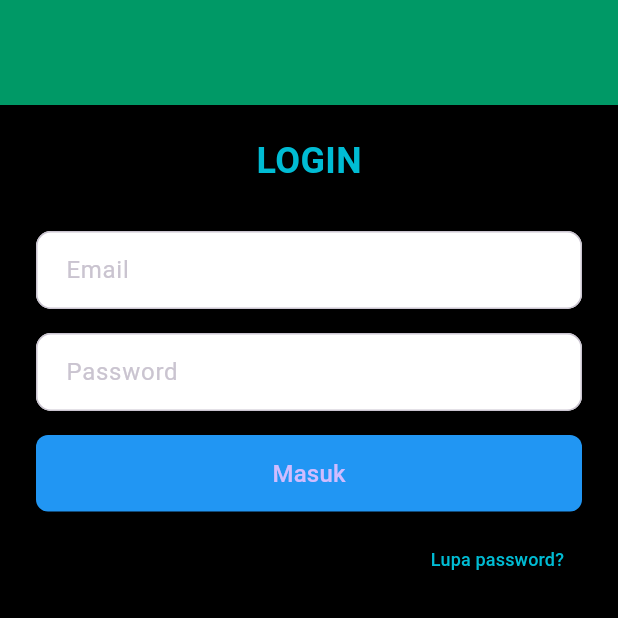
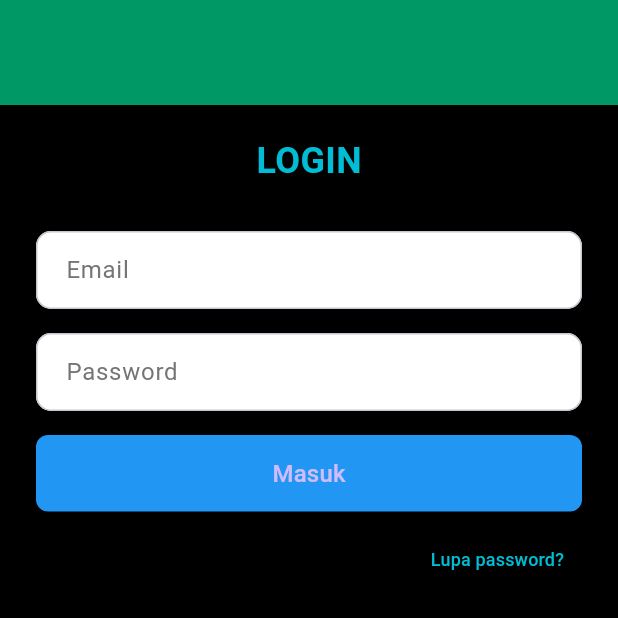
Before and after one commit to Handarudarma/DrupadiTy-Analyzer, a Flutter app: the screen it shows after launch, after a tap on "Masuk", on a phone screen of 412 x 824 dp, the top half of it. Run offline on Flutter 3.47's test engine with Material 3 defaults, Android fonts, the phone set to English and light mode, and no system bars; our stand-ins replace file_picker, firebase_auth, firebase_core, google_sign_in, logger, open_filex; missing offline and left inert: flutter_archive; accounts and stored records are empty; network calls fail.

Commit message:
Update login_page.dart

```diff
--- a/lib/auth/login_page.dart
+++ b/lib/auth/login_page.dart
@@ -8,9 +8,7 @@ class LoginPage extends StatefulWidget {
   State<LoginPage> createState() => _LoginPageState();
 }
 
-
 class _LoginPageState extends State<LoginPage> {
- //controler untuk setiap fiel
   final TextEditingController _emailController = TextEditingController();
   final TextEditingController _passwordController = TextEditingController();
 
@@ -30,12 +28,14 @@ class _LoginPageState extends State<LoginPage> {
     try {
       final userCredential = await _authService.signInWithEmailAndPassword(email, password);
       if (userCredential != null) {
+        if (!mounted) return;
         ScaffoldMessenger.of(context).showSnackBar(
           const SnackBar(content: Text('Login berhasil')),
         );
         Navigator.pushReplacementNamed(context, '/home');
       }
     } catch (e) {
+      if (!mounted) return;
       ScaffoldMessenger.of(context).showSnackBar(
         SnackBar(content: Text('Login gagal: $e')),
       );
@@ -49,19 +49,15 @@ class _LoginPageState extends State<LoginPage> {
       body: SingleChildScrollView(
         child: Column(
           children: [
-            // Header hijau
             Container(
               width: double.infinity,
               padding: const EdgeInsets.only(top: 50, bottom: 20),
               color: const Color(0xFF009966),
               child: const Center(
-                child: SizedBox.shrink(), // Tidak ada gambar atau avatar
+                child: SizedBox.shrink(),
               ),
             ),
-
             const SizedBox(height: 20),
-
-            // Judul Login
             const Text(
               'LOGIN',
               style: TextStyle(
@@ -70,10 +66,7 @@ class _LoginPageState extends State<LoginPage> {
                 color: Colors.cyan,
               ),
             ),
-
             const SizedBox(height: 30),
-
-            // Input Email
             Padding(
               padding: const EdgeInsets.symmetric(horizontal: 24),
               child: Column(
@@ -82,8 +75,6 @@ class _LoginPageState extends State<LoginPage> {
                   const SizedBox(height: 16),
                   _buildTextField('Password', true, _passwordController),
                   const SizedBox(height: 16),
-
-                  // Tombol Masuk
                   SizedBox(
                     width: double.infinity,
                     child: ElevatedButton(
@@ -101,10 +92,7 @@ class _LoginPageState extends State<LoginPage> {
                       ),
                     ),
                   ),
-
                   const SizedBox(height: 8),
-
-                  // Lupa password
                   Align(
                     alignment: Alignment.centerRight,
                     child: TextButton(
@@ -118,17 +106,12 @@ class _LoginPageState extends State<LoginPage> {
                       ),
                     ),
                   ),
-
                   const SizedBox(height: 24),
-
                   const Text(
                     'Atau login langsung melalui',
                     style: TextStyle(color: Colors.white),
                   ),
-
                   const SizedBox(height: 16),
-
-                  // Tombol login dengan Google
                   IconButton(
                     icon: Image.network(
                       'https://upload.wikimedia.org/wikipedia/commons/0/09/IOS_Google_icon.png',
@@ -143,7 +126,7 @@ class _LoginPageState extends State<LoginPage> {
                         ScaffoldMessenger.of(context).showSnackBar(
                           const SnackBar(content: Text('Login Google berhasil!')),
                         );
-                        Navigator.pushReplacementNamed(context, '/home'); // Tambahkan navigasi ke home
+                        Navigator.pushReplacementNamed(context, '/home');
                       } else {
                         ScaffoldMessenger.of(context).showSnackBar(
                           const SnackBar(content: Text('Login Google gagal!')),
@@ -151,10 +134,7 @@ class _LoginPageState extends State<LoginPage> {
                       }
                     },
                   ),
-
                   const SizedBox(height: 20),
-
-                  // Tautan daftar
                   Row(
                     mainAxisAlignment: MainAxisAlignment.center,
                     children: [
@@ -173,14 +153,11 @@ class _LoginPageState extends State<LoginPage> {
                       ),
                     ],
                   ),
-
                   const SizedBox(height: 20),
-
                   const Text(
                     '@Security Analyze By Drupadity',
                     style: TextStyle(color: Colors.white54, fontSize: 12),
                   ),
-
                   const SizedBox(height: 30),
                 ],
               ),
@@ -198,6 +175,7 @@ class _LoginPageState extends State<LoginPage> {
       style: const TextStyle(color: Colors.black),
       decoration: InputDecoration(
         hintText: label,
+        hintStyle: TextStyle(color: Colors.grey[600]), // Perbaikan agar hint terlihat
         filled: true,
         fillColor: Colors.white,
         contentPadding: const EdgeInsets.symmetric(horizontal: 16, vertical: 14),
```
Lines whose indentation alone changed are shown as unchanged.
